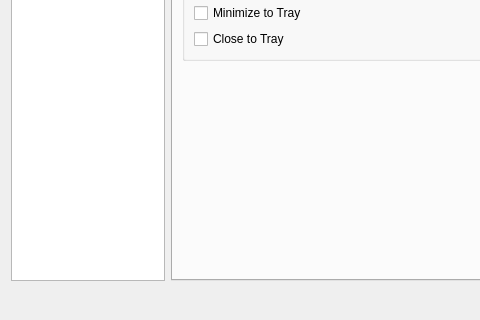
Qt form src/gui/settingsdialog.ui (killmaster/Shinjiru) before a commit; both pictures show x 0 to 480 and y 280 to 600 of the 800 by 600 pixel window.
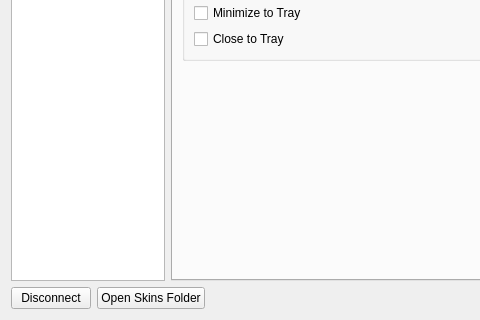
The same form after that commit.

Commit message: Remove old settings tab

Patch:
```diff
--- a/src/gui/settingsdialog.ui
+++ b/src/gui/settingsdialog.ui
@@ -799,6 +799,20 @@
    </item>
    <item>
     <layout class="QHBoxLayout" name="horizontalLayout">
+     <item>
+      <widget class="QPushButton" name="disconnectButton">
+       <property name="text">
+        <string>Disconnect</string>
+       </property>
+      </widget>
+     </item>
+     <item>
+      <widget class="QPushButton" name="openSkinsFolderButton">
+       <property name="text">
+        <string>Open Skins Folder</string>
+       </property>
+      </widget>
+     </item>
      <item>
       <spacer name="horizontalSpacer_3">
        <property name="orientation">
```
Left out of the diff: 2 changed lines with no effect on the pictures. The commit also changes 6 other files.
